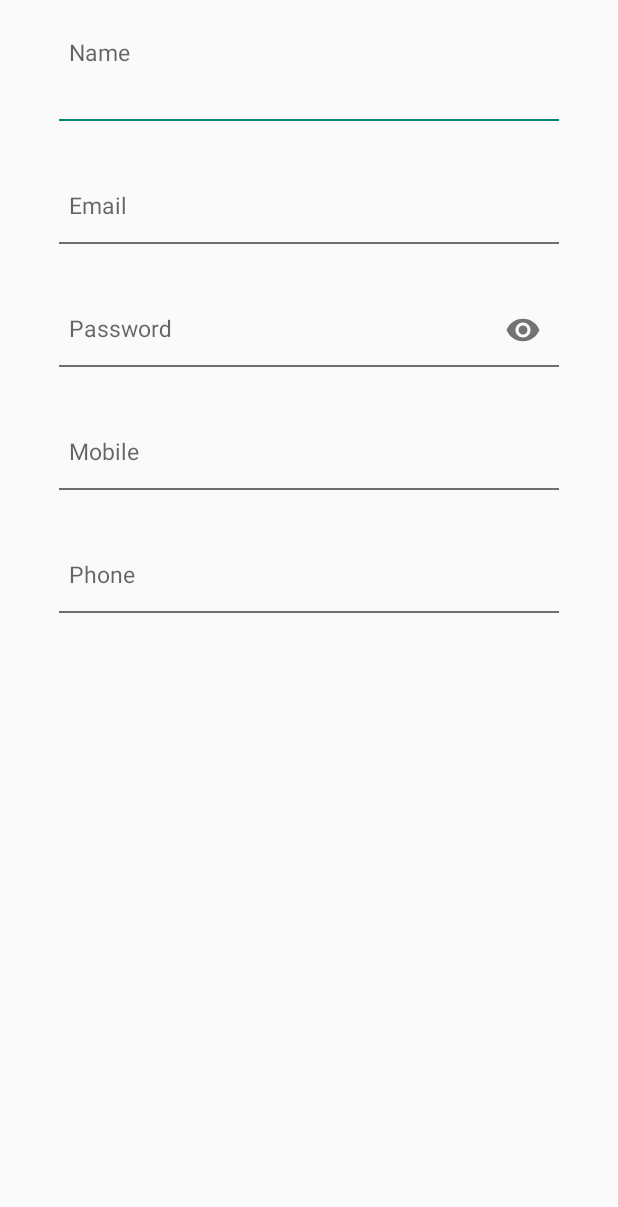
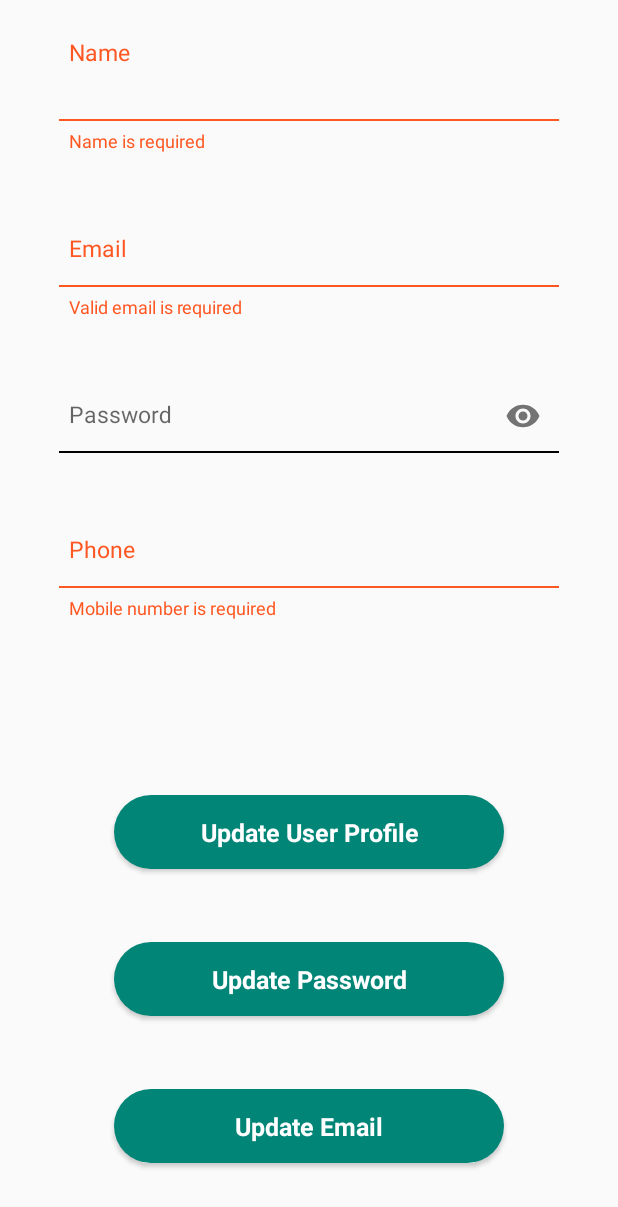
Before and after one commit to munir700/Edit-Profile, an Android app: the EditProfileActivity screen opened directly, with no data from a screen before it, on a phone screen of 412 x 824 dp. Shown: the top 1207 px of the screen. Run offline under Robolectric (Android 15) with nearby library versions, the phone set to English and light mode, and no system bars; our stand-ins replace Dagger/Hilt's generated code, Firebase (no records; nobody signed in at launch, a user with empty details on screens opened directly), Room's generated code, data binding, sdp/ssp sizes; libraries missing offline, so code that uses them is left out: com.firebase.ui.

Commit message:
UI fix for login and update profile and also write down logic for update user info

```diff
--- a/app/src/main/java/assignment/cleancode/editprofile/viewmodels/EditProfileViewModel.java
+++ b/app/src/main/java/assignment/cleancode/editprofile/viewmodels/EditProfileViewModel.java
@@ -1,16 +1,20 @@
 package assignment.cleancode.editprofile.viewmodels;
 
-import android.app.Activity;
+import android.content.Context;
 
-import com.google.firebase.auth.FirebaseAuth;
+import androidx.lifecycle.MutableLiveData;
+
 import com.google.firebase.auth.FirebaseUser;
 
 import javax.inject.Inject;
 
 import assignment.cleancode.editprofile.base.BaseViewModel;
 import assignment.cleancode.editprofile.managers.GoogleManager;
+import assignment.cleancode.editprofile.models.validationmodels.EditProfileModel;
 
 public class EditProfileViewModel extends BaseViewModel {
+
+    EditProfileModel editProfile;
 
     @Inject
     GoogleManager googleManager;
@@ -20,10 +24,25 @@ public class EditProfileViewModel extends BaseViewModel {
 
     }
 
-    public FirebaseUser getFirebaseUser() {
-        return FirebaseAuth.getInstance().getCurrentUser();
+    public FirebaseUser getUserInfo() {
+        return googleManager.getFirebaseUser();
+    }
+
+    public EditProfileModel getUserInfo(Context context) {
+        if (editProfile == null) {
+            editProfile = new EditProfileModel(context);
+            FirebaseUser user = getUserInfo();
+            editProfile.setName(user.getDisplayName());
+            editProfile.setEmail(user.getEmail());
+            editProfile.setPhoneNumber(user.getPhoneNumber());
+        }
+        return editProfile;
     }
 
 
+    public MutableLiveData<FirebaseUser> updateProfile(String name, String imageUrl) {
+        return googleManager.updateUserProfile(this, name, imageUrl);
+    }
+
 
 }
--- a/app/src/main/res/drawable/edt_bg_normal.xml
+++ b/app/src/main/res/drawable/edt_bg_normal.xml
@@ -8,7 +8,7 @@
         <shape android:shape="rectangle" >
             <stroke
                 android:width="1.5px"
-                android:color="@color/grey" />
+                android:color="#000000" />
 
             <solid android:color="#00FFFFFF" />
 
--- a/app/src/main/res/layout/activity_edit_profile.xml
+++ b/app/src/main/res/layout/activity_edit_profile.xml
@@ -8,10 +8,15 @@
 
         <import type="android.view.View" />
 
+        <variable
+            name="userInfo"
+            type="assignment.cleancode.editprofile.models.validationmodels.EditProfileModel" />
+
     </data>
 
 
     <androidx.constraintlayout.widget.ConstraintLayout
+        android:id="@+id/parent_profile"
         android:layout_width="match_parent"
         android:layout_height="match_parent">
 
@@ -20,7 +25,8 @@
             style="@style/TextInputLayout"
             android:layout_width="0dp"
             android:layout_height="wrap_content"
-            android:layout_marginTop="@dimen/profile_setting_name_top_margin"
+            android:layout_marginTop="@dimen/top_margin"
+            app:error="@{userInfo.nameErrorString}"
             app:hintTextAppearance="@style/LableTextAppearance"
             app:layout_constraintBottom_toTopOf="@+id/email_textinput"
             app:layout_constraintEnd_toEndOf="parent"
@@ -40,6 +46,7 @@
                 android:paddingRight="@dimen/_5sdp"
                 android:paddingBottom="@dimen/_12sdp"
                 android:singleLine="true"
+                android:text='@{userInfo.name}'
                 android:textSize="@dimen/text_size_12" />
         </com.google.android.material.textfield.TextInputLayout>
 
@@ -48,7 +55,8 @@
             style="@style/TextInputLayout"
             android:layout_width="0dp"
             android:layout_height="wrap_content"
-            android:layout_marginTop="@dimen/profile_setting_text_input_layout_top_margin"
+            android:layout_marginTop="@dimen/input_layout_top_margin"
+            app:error="@{userInfo.emailErrorString}"
             app:hintTextAppearance="@style/LableTextAppearance"
             app:layout_constraintEnd_toEndOf="parent"
             app:layout_constraintStart_toStartOf="parent"
@@ -64,10 +72,11 @@
                 android:inputType="textEmailAddress"
                 android:minHeight="@dimen/_30sdp"
                 android:paddingLeft="@dimen/_5sdp"
-                android:paddingTop="@dimen/profile_setting_edit_text_top_padding"
+                android:paddingTop="@dimen/edit_text_top_padding"
                 android:paddingRight="@dimen/_5sdp"
                 android:paddingBottom="@dimen/_12sdp"
                 android:singleLine="true"
+                android:text='@{userInfo.email}'
                 android:textSize="@dimen/text_size_12" />
         </com.google.android.material.textfield.TextInputLayout>
 
@@ -76,7 +85,8 @@
             style="@style/TextInputLayout"
             android:layout_width="0dp"
             android:layout_height="wrap_content"
-            android:layout_marginTop="@dimen/profile_setting_text_input_layout_top_margin"
+            android:layout_marginTop="@dimen/input_layout_top_margin"
+            app:error="@{userInfo.passwordErrorString}"
             app:hintTextAppearance="@style/LableTextAppearance"
             app:layout_constraintEnd_toEndOf="parent"
             app:layout_constraintStart_toStartOf="parent"
@@ -92,49 +102,25 @@
                 android:inputType="textPassword"
                 android:minHeight="@dimen/_30sdp"
                 android:paddingLeft="@dimen/_5sdp"
-                android:paddingTop="@dimen/profile_setting_edit_text_top_padding"
+                android:paddingTop="@dimen/edit_text_top_padding"
                 android:paddingRight="@dimen/_5sdp"
                 android:paddingBottom="@dimen/_12sdp"
+                android:text='@{userInfo.password}'
                 android:textSize="@dimen/text_size_12" />
         </com.google.android.material.textfield.TextInputLayout>
 
-        <com.google.android.material.textfield.TextInputLayout
-            android:id="@+id/mobile_textinput"
-            style="@style/TextInputLayout"
-            android:layout_width="0dp"
-            android:layout_height="wrap_content"
-            android:layout_marginTop="@dimen/profile_setting_text_input_layout_top_margin"
-            app:hintTextAppearance="@style/LableTextAppearance"
-            app:layout_constraintEnd_toEndOf="parent"
-            app:layout_constraintStart_toStartOf="parent"
-            app:layout_constraintTop_toBottomOf="@+id/password_textinput">
-
-            <com.google.android.material.textfield.TextInputEditText
-                android:id="@+id/mobile_et"
-                android:layout_width="match_parent"
-                android:layout_height="wrap_content"
-                android:background="@drawable/edt_bg_selector"
-                android:hint="@string/STR_MOBILE_HINT_REGISTER"
-                android:inputType="phone"
-                android:minHeight="@dimen/_30sdp"
-                android:paddingLeft="@dimen/_5sdp"
-                android:paddingTop="@dimen/profile_setting_edit_text_top_padding"
-                android:paddingRight="@dimen/_5sdp"
-                android:paddingBottom="@dimen/_12sdp"
-                android:singleLine="true"
-                android:textSize="@dimen/text_size_12" />
-        </com.google.android.material.textfield.TextInputLayout>
 
         <com.google.android.material.textfield.TextInputLayout
             android:id="@+id/phone_textinput"
             style="@style/TextInputLayout"
             android:layout_width="0dp"
             android:layout_height="wrap_content"
-            android:layout_marginTop="@dimen/profile_setting_text_input_layout_top_margin"
+            android:layout_marginTop="@dimen/input_layout_top_margin"
+            app:error="@{userInfo.phoneNumberErrorString}"
             app:hintTextAppearance="@style/LableTextAppearance"
             app:layout_constraintEnd_toEndOf="parent"
             app:layout_constraintStart_toStartOf="parent"
-            app:layout_constraintTop_toBottomOf="@+id/mobile_textinput">
+            app:layout_constraintTop_toBottomOf="@+id/password_textinput">
 
             <com.google.android.material.textfield.TextInputEditText
                 android:id="@+id/phone_et"
@@ -145,13 +131,68 @@
                 android:inputType="phone"
                 android:minHeight="@dimen/_30sdp"
                 android:paddingLeft="@dimen/_5sdp"
-                android:paddingTop="@dimen/profile_setting_edit_text_top_padding"
+                android:paddingTop="@dimen/edit_text_top_padding"
                 android:paddingRight="@dimen/_5sdp"
                 android:paddingBottom="@dimen/_12sdp"
                 android:singleLine="true"
+                android:text='@{userInfo.phoneNumber}'
                 android:textSize="@dimen/text_size_12" />
         </com.google.android.material.textfield.TextInputLayout>
 
+        <Button
+            android:id="@+id/update_profile_btn"
+            style="@style/RoundedButton"
+            android:layout_marginTop="@dimen/input_layout_top_margin"
+            android:layout_marginBottom="@dimen/_10sdp"
+            android:elevation="@dimen/_2sdp"
+            android:minWidth="@dimen/_200sdp"
+            android:onClick="attemptUpdateProfile"
+            android:paddingLeft="@dimen/_25sdp"
+            android:paddingRight="@dimen/_25sdp"
+            android:text="@string/STR_UPDATE_USER_PROFILE"
+            app:layout_constraintBottom_toTopOf="@+id/update_password_btn"
+            app:layout_constraintEnd_toEndOf="parent"
+            app:layout_constraintStart_toStartOf="parent"
+            app:layout_constraintTop_toBottomOf="@+id/guidelinebottom" />
 
+        <Button
+            android:id="@+id/update_password_btn"
+            style="@style/RoundedButton"
+            android:layout_marginTop="@dimen/input_layout_top_margin"
+            android:layout_marginBottom="@dimen/_10sdp"
+            android:elevation="@dimen/_2sdp"
+            android:minWidth="@dimen/_200sdp"
+            android:onClick="attemptUpdatePassword"
+            android:paddingLeft="@dimen/_25sdp"
+            android:paddingRight="@dimen/_25sdp"
+            android:text="@string/STR_UPDATE_PASSWORD"
+            app:layout_constraintBottom_toTopOf="@+id/update_email_btn"
+            app:layout_constraintEnd_toEndOf="parent"
+            app:layout_constraintStart_toStartOf="parent"
+            app:layout_constraintTop_toBottomOf="@+id/update_profile_btn" />
+
+        <Button
+            android:id="@+id/update_email_btn"
+            style="@style/RoundedButton"
+            android:layout_marginTop="@dimen/input_layout_top_margin"
+            android:layout_marginBottom="@dimen/_30sdp"
+            android:elevation="@dimen/_2sdp"
+            android:minWidth="@dimen/_200sdp"
+            android:onClick="attemptUpdateEmail"
+            android:paddingLeft="@dimen/_25sdp"
+            android:paddingRight="@dimen/_25sdp"
+            android:text="@string/STR_UPDATE_EMAIL"
+            app:layout_constraintBottom_toBottomOf="parent"
+            app:layout_constraintEnd_toEndOf="parent"
+            app:layout_constraintStart_toStartOf="parent"
+            app:layout_constraintTop_toBottomOf="@+id/update_password_btn" />
+
+
+        <androidx.constraintlayout.widget.Guideline
+            android:id="@+id/guidelinebottom"
+            android:layout_width="wrap_content"
+            android:layout_height="wrap_content"
+            android:orientation="horizontal"
+            app:layout_constraintGuide_percent=".6" />
     </androidx.constraintlayout.widget.ConstraintLayout>
 </layout>
--- a/app/src/main/res/values/dimens.xml
+++ b/app/src/main/res/values/dimens.xml
@@ -2,10 +2,10 @@
 <resources>
     <dimen name="textinputlayout_input_bottom_margin">@dimen/_4sdp</dimen>
     <dimen name="textinput_layout_input_margin">@dimen/_30sdp</dimen>
-    <dimen name="profile_setting_name_top_margin">@dimen/_20sdp</dimen>
-    <dimen name="profile_setting_text_input_layout_top_margin">@dimen/_14sdp</dimen>
+    <dimen name="top_margin">@dimen/_20sdp</dimen>
+    <dimen name="input_layout_top_margin">@dimen/_20sdp</dimen>
     <dimen name="text_size_12">@dimen/_12ssp</dimen>
-    <dimen name="profile_setting_edit_text_top_padding">@dimen/_10sdp</dimen>
+    <dimen name="edit_text_top_padding">@dimen/_10sdp</dimen>
     <dimen name="text_size_large">@dimen/_13ssp</dimen>
 
 
--- a/app/src/main/res/values/strings.xml
+++ b/app/src/main/res/values/strings.xml
@@ -1,6 +1,8 @@
 <resources>
     <string name="app_name">Edit Profile</string>
 
+
+    <string name="STR_NO_INTERNET_CONNECTIVITY">It looks like you are not connected to the internet. Please check your internet settings and try again.</string>
 
     <string name="STR_NAME_REQUIRED">Name is required</string>
     <string name="STR_VALID_EMAIL_REQUIRED">Valid email is required</string>
@@ -23,4 +25,7 @@
     <string name="STR_SIGNIN">Sign In </string>
     <string name="STR_OR">OR</string>
     <string name="STR_LOGIN_GOOGLE">Login with Google</string>
+    <string name="STR_UPDATE_USER_PROFILE">Update User Profile</string>
+    <string name="STR_UPDATE_PASSWORD">Update Password</string>
+    <string name="STR_UPDATE_EMAIL">Update Email</string>
 </resources>
--- a/app/src/main/res/values/styles.xml
+++ b/app/src/main/res/values/styles.xml
@@ -35,7 +35,7 @@
         <item name="android:layout_marginTop">@dimen/_14sdp</item>
         <item name="android:textColor">@color/white</item>
         <item name="android:textStyle">bold</item>
-        <item name="android:gravity">start|center</item>
+        <item name="android:gravity">center</item>
     </style>
 
 </resources>
```
Also changed, not shown: app/src/main/java/assignment/cleancode/editprofile/base/BaseActivity.java (+5 -5 lines), app/src/main/java/assignment/cleancode/editprofile/managers/GoogleManager.java (+101 -6 lines), app/src/main/java/assignment/cleancode/editprofile/models/validationmodels/EditProfileModel.java (+8 -2 lines), app/src/main/java/assignment/cleancode/editprofile/utils/AppAlerts.java (added, +26 -0 lines), app/src/main/java/assignment/cleancode/editprofile/viewmodels/LoginViewModel.java (+10 -1 lines), app/src/main/java/assignment/cleancode/editprofile/views/EditProfileActivity.java (+77 -1 lines), app/src/main/java/assignment/cleancode/editprofile/views/LoginActivity.java (+30 -0 lines), app/src/main/res/layout/activity_login.xml (+15 -14 lines).
